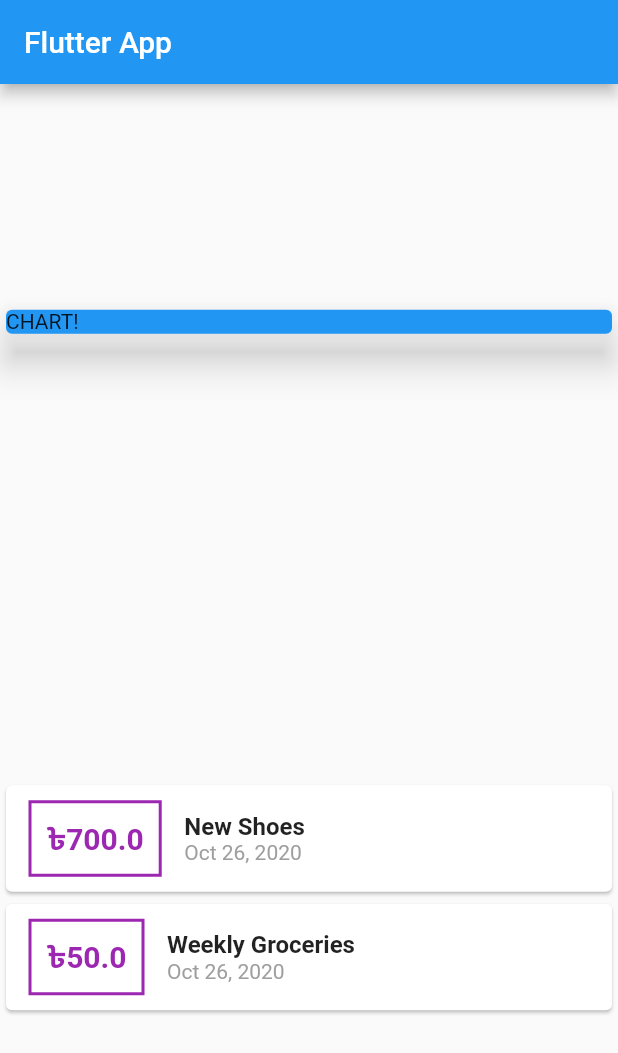
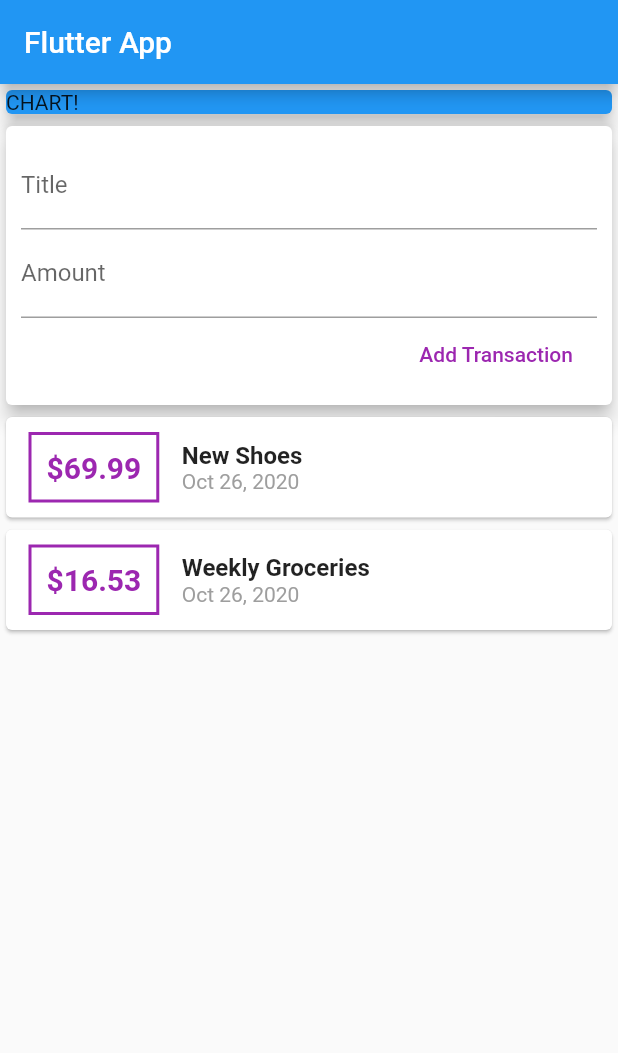
Before and after one commit to JafarSadikGhub/FlutterDevelopment, a Flutter app: the screen it shows after launch, on a phone screen of 412 x 824 dp. Shown: the top 1053 px of the screen. Run offline on Flutter 3.47's test engine with Material 2 defaults, Android fonts, the phone set to English and light mode, and no system bars.

Commit message:
Update main.dart

```diff
--- a/daily_expense_app/lib/main.dart
+++ b/daily_expense_app/lib/main.dart
@@ -1,17 +1,15 @@
-import './transaction.dart';
 import 'package:flutter/material.dart';
 import 'package:intl/intl.dart';
 
-void main() {
-  runApp(MyApp());
-}
+import './transaction.dart';
+
+void main() => runApp(MyApp());
 
 class MyApp extends StatelessWidget {
-  // This widget is the root of your application.
   @override
   Widget build(BuildContext context) {
     return MaterialApp(
-      title: 'Flutter Demo',
+      title: 'Flutter App',
       home: MyHomePage(),
     );
   }
@@ -20,18 +18,21 @@ class MyApp extends StatelessWidget {
 class MyHomePage extends StatelessWidget {
   final List<Transaction> transactions = [
     Transaction(
-      id: '001',
+      id: 't1',
       title: 'New Shoes',
-      amount: 700,
+      amount: 69.99,
       date: DateTime.now(),
     ),
     Transaction(
-      id: '002',
+      id: 't2',
       title: 'Weekly Groceries',
-      amount: 50,
+      amount: 16.53,
       date: DateTime.now(),
     ),
   ];
+  String titleInput;
+  String amountInput;
+
   @override
   Widget build(BuildContext context) {
     return Scaffold(
@@ -39,7 +40,7 @@ class MyHomePage extends StatelessWidget {
         title: Text('Flutter App'),
       ),
       body: Column(
-        mainAxisAlignment: MainAxisAlignment.spaceAround,
+        // mainAxisAlignment: MainAxisAlignment.start,
         crossAxisAlignment: CrossAxisAlignment.stretch,
         children: <Widget>[
           Container(
@@ -47,13 +48,41 @@ class MyHomePage extends StatelessWidget {
             child: Card(
               color: Colors.blue,
               child: Text('CHART!'),
-              elevation: 10,
+              elevation: 5,
+            ),
+          ),
+          Card(
+            elevation: 5,
+            child: Container(
+              padding: EdgeInsets.all(10),
+              child: Column(
+                crossAxisAlignment: CrossAxisAlignment.end,
+                children: <Widget>[
+                  TextField(
+                    decoration: InputDecoration(labelText: 'Title'),
+                    onChanged: (val) {
+                      titleInput = val;
+                    },
+                  ),
+                  TextField(
+                    decoration: InputDecoration(labelText: 'Amount'),
+                    onChanged: (val) => amountInput = val,
+                  ),
+                  FlatButton(
+                    child: Text('Add Transaction'),
+                    textColor: Colors.purple,
+                    onPressed: () {
+                      print(titleInput);
+                      print(amountInput);
+                    },
+                  ),
+                ],
+              ),
             ),
           ),
           Column(
             children: transactions.map((tx) {
               return Card(
-                //color: Colors.red,
                 child: Row(
                   children: <Widget>[
                     Container(
@@ -69,7 +98,7 @@ class MyHomePage extends StatelessWidget {
                       ),
                       padding: EdgeInsets.all(10),
                       child: Text(
-                        '\৳${tx.amount}', //String interpolation
+                        '\$${tx.amount}',
                         style: TextStyle(
                           fontWeight: FontWeight.bold,
                           fontSize: 20,
@@ -88,18 +117,18 @@ class MyHomePage extends StatelessWidget {
                           ),
                         ),
                         Text(
-                          DateFormat('MMM dd, y').format(tx.date),
+                          DateFormat.yMMMd().format(tx.date),
                           style: TextStyle(
                             color: Colors.grey,
                           ),
                         ),
                       ],
-                    )
+                    ),
                   ],
                 ),
               );
             }).toList(),
-          )
+          ),
         ],
       ),
     );
```
